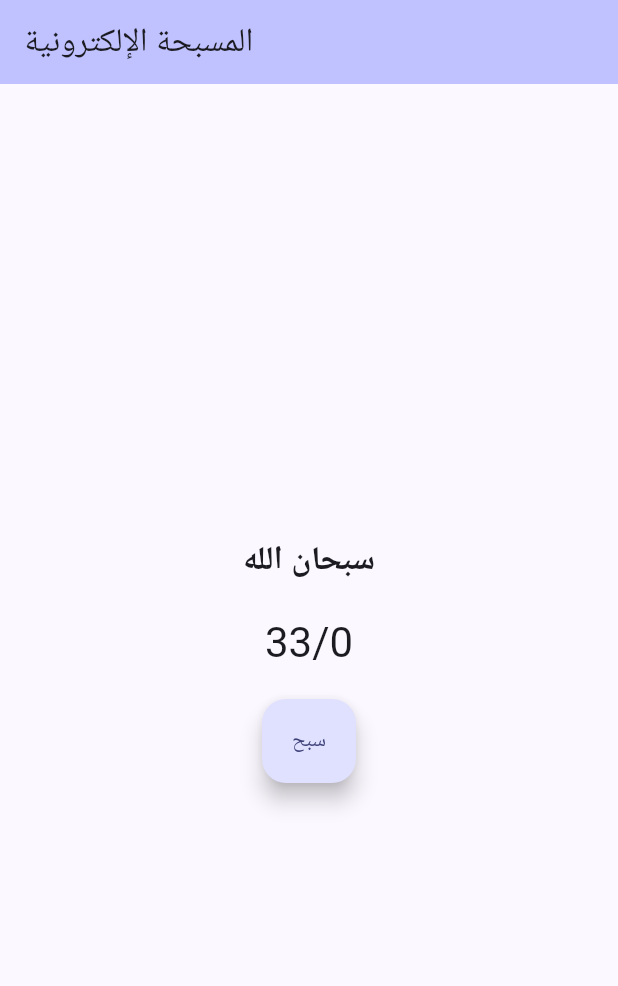
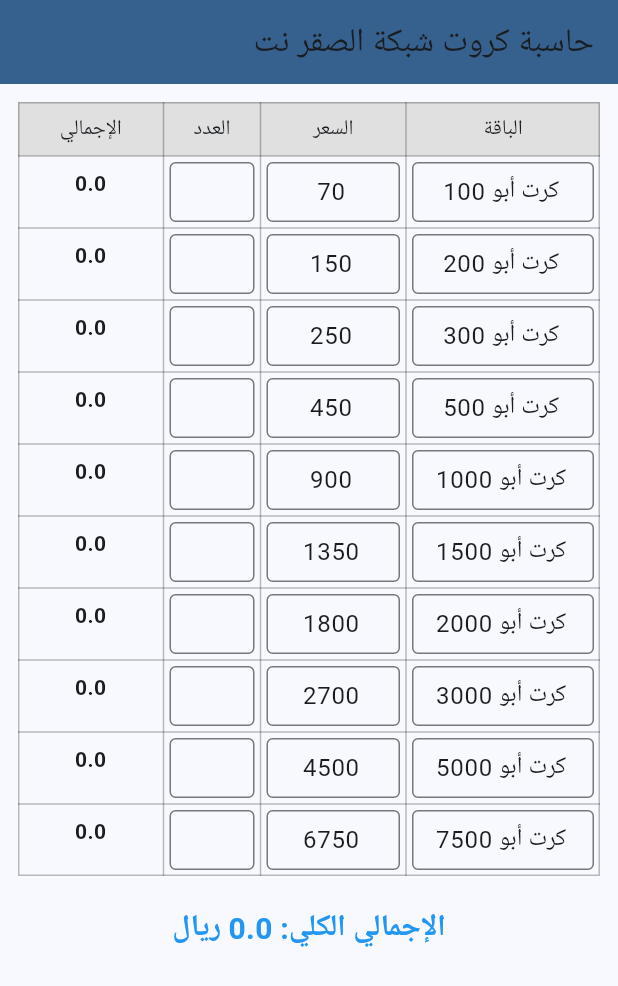
Before and after one commit to salemalmuallem/my-app-cs23, a Flutter app: the screen it shows after launch, on a phone screen of 412 x 824 dp. Shown: the top 986 px of the screen. Run offline on Flutter 3.47's test engine with Material 3 defaults, Android fonts, the phone set to English and light mode, and no system bars.

Commit message:
card calculator

```diff
--- a/lib/main.dart
+++ b/lib/main.dart
@@ -1,7 +1,3 @@
-//Name: Salem Mubarak Salem Almuallem.
-//Major: Computer Science
-//Level: 4
-
 import 'package:flutter/material.dart';
 
 void main() {
@@ -14,111 +10,196 @@ class MyApp extends StatelessWidget {
   @override
   Widget build(BuildContext context) {
     return MaterialApp(
-      title: 'المسبحة الإلكترونية',
+      debugShowCheckedModeBanner: false,
+      title: 'حاسبة كروت شبكة الصقر نت',
       theme: ThemeData(
-        colorScheme: ColorScheme.fromSeed(
-          seedColor: const Color.fromARGB(255, 14, 18, 241),
+        colorScheme: ColorScheme.fromSeed(seedColor: Colors.blue),
       ),
+      home: const Directionality(
+        textDirection: TextDirection.rtl, // جعل التطبيق من اليمين لليسار
+        child: CardCalculator(),
       ),
-      home: const MyHomePage(title: 'المسبحة الإلكترونية'),
     );
   }
 }
 
-class MyHomePage extends StatefulWidget {
-  const MyHomePage({super.key, required this.title});
-
-  final String title;
+class CardCalculator extends StatefulWidget {
+  const CardCalculator({super.key});
 
   @override
-  State<MyHomePage> createState() => _MyHomePageState();
+  State<CardCalculator> createState() => _CardCalculatorState();
 }
 
-class _MyHomePageState extends State<MyHomePage> {
-  int _counter = 0;
-  int _step = 0;
-  String _text = "سبحان الله";
-  String _buttonText = "سبح";
+class _CardCalculatorState extends State<CardCalculator> {
+  // البيانات الأساسية
+  final List<Map<String, dynamic>> _cards = [
+    {"name": "كرت أبو 100", "price": 70},
+    {"name": "كرت أبو 200", "price": 150},
+    {"name": "كرت أبو 300", "price": 250},
+    {"name": "كرت أبو 500", "price": 450},
+    {"name": "كرت أبو 1000", "price": 900},
+    {"name": "كرت أبو 1500", "price": 1350},
+    {"name": "كرت أبو 2000", "price": 1800},
+    {"name": "كرت أبو 3000", "price": 2700},
+    {"name": "كرت أبو 5000", "price": 4500},
+    {"name": "كرت أبو 7500", "price": 6750},
+  ];
 
-  void _incrementCounter() {
-    setState(() {
-      if (_step < 3) {
-        _counter++;
-        if (_counter > 33) {
-          _counter = 0;
-          _step++;
+  final List<TextEditingController> _nameControllers = [];
+  final List<TextEditingController> _priceControllers = [];
+  final List<TextEditingController> _qtyControllers = [];
 
-          if (_step == 1) {
-            _text = "الحمد لله";
-            _buttonText = "حمد";
-          } else if (_step == 2) {
-            _text = "الله أكبر";
-            _buttonText = "كبر";
-          } else if (_step == 3) {
-            _text =
-                "لا إله إلا الله وحده لا شريك له، له الملك وله الحمد وهو على كل شيء قدير";
-            _buttonText = "تم";
+  double _total = 0;
+
+  @override
+  void initState() {
+    super.initState();
+    for (var card in _cards) {
+      _nameControllers.add(
+        TextEditingController(text: card["name"].toString()),
+      );
+      _priceControllers.add(
+        TextEditingController(text: card["price"].toString()),
+      );
+      _qtyControllers.add(TextEditingController());
     }
-        }
-      } else {
-        // بعد الانتهاء من الذكر الأخير
-        _showFinishDialog();
-      }
-    });
+    _calculateTotal();
   }
 
-  void _showFinishDialog() {
-    showDialog(
-      context: context,
-      builder: (BuildContext context) {
-        return AlertDialog(
-          title: const Text("انتهاء التسبيح"),
-          content: const Text("لقد أنهيت جميع الأذكار. تقبل الله منك 🌸"),
-          actions: [
-            TextButton(
-              child: const Text("إعادة"),
-              onPressed: () {
-                Navigator.of(context).pop();
+  @override
+  void dispose() {
+    for (var c in [
+      ..._nameControllers,
+      ..._priceControllers,
+      ..._qtyControllers,
+    ]) {
+      c.dispose();
+    }
+    super.dispose();
+  }
+
+  void _calculateTotal() {
+    double sum = 0;
+    for (int i = 0; i < _cards.length; i++) {
+      final price = double.tryParse(_priceControllers[i].text) ?? 0;
+      final qty = int.tryParse(_qtyControllers[i].text) ?? 0;
+      sum += price * qty;
+    }
     setState(() {
-                  _counter = 0;
-                  _step = 0;
-                  _text = "سبحان الله";
-                  _buttonText = "سبح";
+      _total = sum;
     });
-              },
-            ),
-          ],
-        );
-      },
-    );
   }
 
   @override
   Widget build(BuildContext context) {
     return Scaffold(
       appBar: AppBar(
-        backgroundColor: Theme.of(context).colorScheme.inversePrimary,
-        title: Text(widget.title),
+        title: const Text("حاسبة كروت شبكة الصقر نت"),
+        backgroundColor: Theme.of(context).colorScheme.primary,
       ),
-      body: Center(
+      body: SingleChildScrollView(
+        padding: const EdgeInsets.all(12),
         child: Column(
-          mainAxisAlignment: MainAxisAlignment.center,
-          children: <Widget>[
-            Text(
-              _text,
+          children: [
+            Table(
+              border: TableBorder.all(color: Colors.black26),
+              columnWidths: const {
+                0: FlexColumnWidth(2), // الباقة
+                1: FlexColumnWidth(1.5), // السعر
+                2: FlexColumnWidth(1), // العدد
+                3: FlexColumnWidth(1.5), // الإجمالي
+              },
+              children: [
+                const TableRow(
+                  decoration: BoxDecoration(color: Color(0xFFE0E0E0)),
+                  children: [
+                    Padding(
+                      padding: EdgeInsets.all(8),
+                      child: Text("الباقة", textAlign: TextAlign.center),
+                    ),
+                    Padding(
+                      padding: EdgeInsets.all(8),
+                      child: Text("السعر", textAlign: TextAlign.center),
+                    ),
+                    Padding(
+                      padding: EdgeInsets.all(8),
+                      child: Text("العدد", textAlign: TextAlign.center),
+                    ),
+                    Padding(
+                      padding: EdgeInsets.all(8),
+                      child: Text("الإجمالي", textAlign: TextAlign.center),
+                    ),
+                  ],
+                ),
+                ...List.generate(_cards.length, (i) {
+                  final price = double.tryParse(_priceControllers[i].text) ?? 0;
+                  final qty = int.tryParse(_qtyControllers[i].text) ?? 0;
+                  final rowTotal = price * qty;
+
+                  return TableRow(
+                    children: [
+                      Padding(
+                        padding: const EdgeInsets.all(4),
+                        child: TextField(
+                          controller: _nameControllers[i],
                           textAlign: TextAlign.center,
-              style: const TextStyle(fontSize: 22, fontWeight: FontWeight.bold),
+                          decoration: const InputDecoration(
+                            border: OutlineInputBorder(),
+                            isDense: true,
+                            contentPadding: EdgeInsets.all(8),
+                          ),
+                          onChanged: (_) => _calculateTotal(),
+                        ),
+                      ),
+                      Padding(
+                        padding: const EdgeInsets.all(4),
+                        child: TextField(
+                          controller: _priceControllers[i],
+                          keyboardType: TextInputType.number,
+                          textAlign: TextAlign.center,
+                          decoration: const InputDecoration(
+                            border: OutlineInputBorder(),
+                            isDense: true,
+                            contentPadding: EdgeInsets.all(8),
+                          ),
+                          onChanged: (_) => _calculateTotal(),
+                        ),
+                      ),
+                      Padding(
+                        padding: const EdgeInsets.all(4),
+                        child: TextField(
+                          controller: _qtyControllers[i],
+                          keyboardType: TextInputType.number,
+                          textAlign: TextAlign.center,
+                          decoration: const InputDecoration(
+                            border: OutlineInputBorder(),
+                            isDense: true,
+                            contentPadding: EdgeInsets.all(8),
+                          ),
+                          onChanged: (_) => _calculateTotal(),
+                        ),
+                      ),
+                      Padding(
+                        padding: const EdgeInsets.all(8),
+                        child: Text(
+                          "$rowTotal",
+                          textAlign: TextAlign.center,
+                          style: const TextStyle(fontWeight: FontWeight.bold),
+                        ),
+                      ),
+                    ],
+                  );
+                }),
+              ],
             ),
             const SizedBox(height: 20),
-            if (_step < 3)
             Text(
-                "33/$_counter",
-                style: Theme.of(context).textTheme.headlineMedium,
+              "الإجمالي الكلي: $_total ريال",
+              style: const TextStyle(
+                fontSize: 20,
+                fontWeight: FontWeight.bold,
+                color: Colors.blue,
               ),
-            const SizedBox(height: 20),
-            FloatingActionButton.extended(
-              onPressed: _incrementCounter,
-              label: Text(_buttonText),
             ),
           ],
         ),
```
Lines whose indentation alone changed are shown as unchanged.
